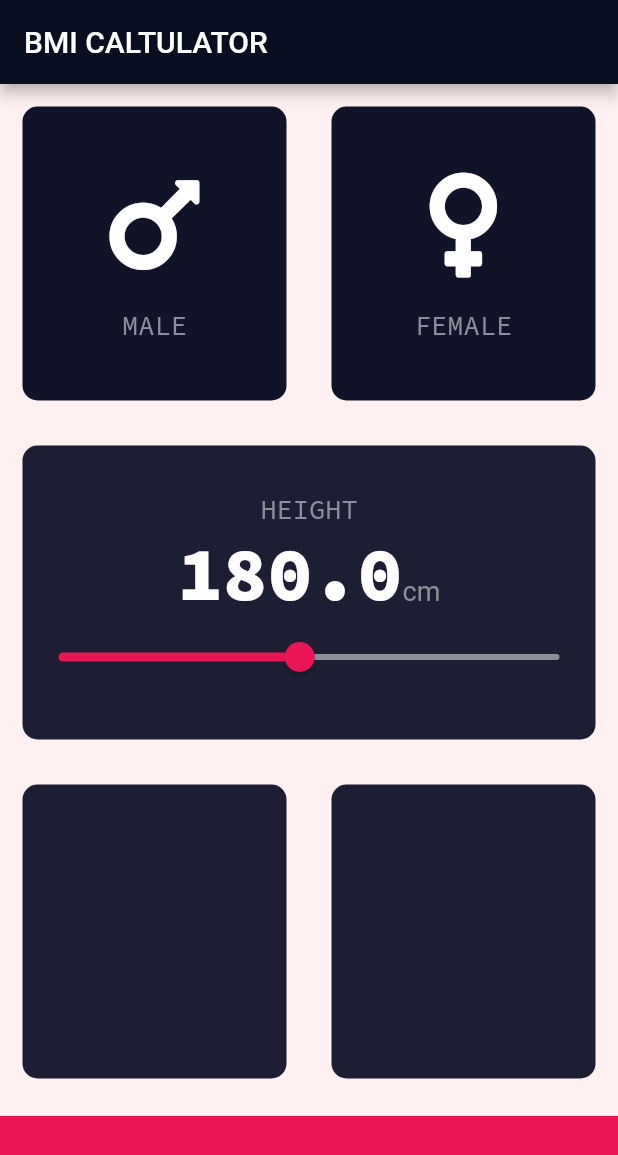
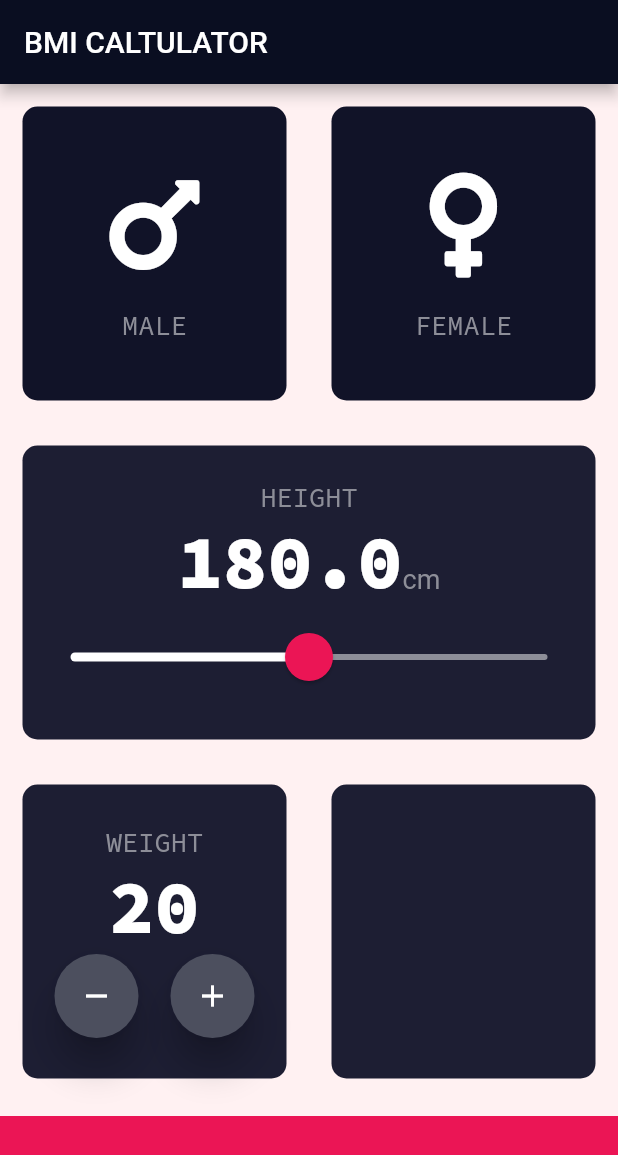
Before and after one commit to silverhairs/100daysOfFlutter, a Flutter app: the screen it shows after launch, on a phone screen of 412 x 824 dp. Shown: the top 1155 px of the screen. Run offline on Flutter 3.47's test engine with Material 2 defaults, Android fonts, the phone set to English and light mode, and no system bars; our stand-ins replace audioplayers, font_awesome_flutter, google_fonts, rflutter_alert.

Commit message:
weight handler buttons fully functional

```diff
--- a/bmi_calculator/lib/homepage.dart
+++ b/bmi_calculator/lib/homepage.dart
@@ -5,6 +5,7 @@ import 'package:google_fonts/google_fonts.dart';
 import './icon_content.dart';
 import './layout_card.dart';
 import './constants.dart';
+import './weight_button.dart';
 
 enum Gender { male, female }
 
@@ -19,6 +20,7 @@ class _HomepageState extends State<Homepage> {
 
   Gender selectedGender;
   double currentHeight = 180.0;
+  double currentWeight = 20.0;
 
   @override
   Widget build(BuildContext context) {
@@ -94,17 +96,28 @@ class _HomepageState extends State<Homepage> {
                         )
                       ],
                     ),
-                    Slider(
-                      value: double.parse(currentHeight.toStringAsFixed(1)),
-                      min: 115,
-                      max: 250,
-                      activeColor: Color(0xFFEB1555),
-                      inactiveColor: Color(0xFF8D8E98),
-                      onChanged: (double newValue){
-                        setState(() {
-                          currentHeight = double.parse(newValue.toStringAsFixed(1));
-                        });
-                      },
+                    SliderTheme(
+                      data: SliderTheme.of(context).copyWith(
+                        inactiveTrackColor: Color(0xFF8D8E98),
+                        thumbShape:
+                            RoundSliderThumbShape(enabledThumbRadius: 16.0),
+                        overlayShape:
+                            RoundSliderOverlayShape(overlayRadius: 32.0),
+                        activeTrackColor: Colors.white,
+                        thumbColor: Color(0xFFEB1555),
+                        overlayColor: Color(0x29EB1555),
+                      ),
+                      child: Slider(
+                        value: double.parse(currentHeight.toStringAsFixed(1)),
+                        min: 110,
+                        max: 250,
+                        onChanged: (double newValue) {
+                          setState(() {
+                            currentHeight =
+                                double.parse(newValue.toStringAsFixed(1));
+                          });
+                        },
+                      ),
                     )
                   ],
                 ),
@@ -114,7 +127,51 @@ class _HomepageState extends State<Homepage> {
               child: Row(
                 children: <Widget>[
                   Expanded(
-                    child: LayoutCard(background: kActiveColor),
+                    child: LayoutCard(
+                      background: kActiveColor,
+                      layoutCardChild: Column(
+                        mainAxisAlignment: MainAxisAlignment.center,
+                        children: <Widget>[
+                          Text(
+                            'WEIGHT',
+                            style: GoogleFonts.sourceCodePro(
+                              textStyle: kLabelTextStyle,
+                            ),
+                          ),
+                          Text(
+                            '${currentWeight.round()}',
+                            style: GoogleFonts.sourceCodePro(
+                              textStyle: kNumbersTextStyle,
+                            ),
+                          ),
+                          Row(
+                            mainAxisAlignment: MainAxisAlignment.spaceEvenly,
+                            children: <Widget>[
+                              RoundIconButton(
+                                icon: Icon(Icons.remove),
+                                behavior: () {
+                                  setState(() {
+                                    currentWeight > 20
+                                        ? currentWeight--
+                                        : currentWeight = currentWeight;
+                                  });
+                                },
+                              ),
+                              RoundIconButton(
+                                icon: Icon(Icons.add),
+                                behavior: () {
+                                  setState(() {
+                                    currentWeight < 220
+                                        ? currentWeight++
+                                        : currentWeight = currentWeight;
+                                  });
+                                },
+                              ),
+                            ],
+                          )
+                        ],
+                      ),
+                    ),
                   ),
                   Expanded(
                     child: LayoutCard(background: kActiveColor),
```
Also changed, not shown: 1 other file.
